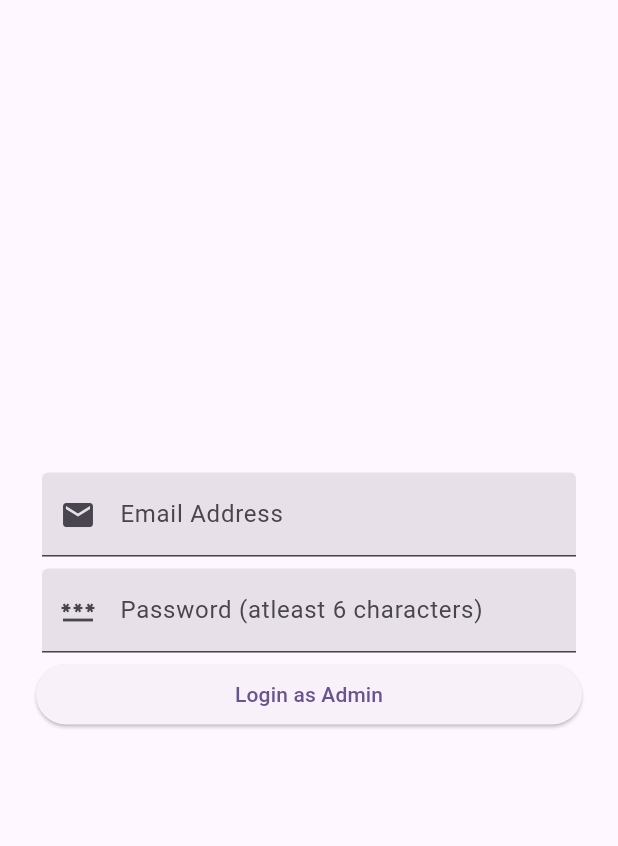
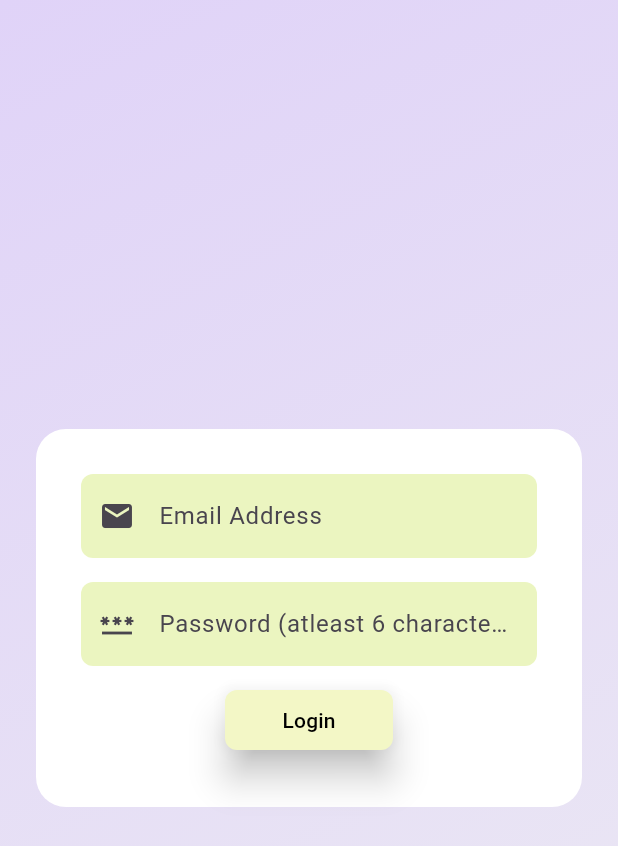
Before and after one commit to atik1312/home_finder, a Flutter app: the screen it shows after launch, on a phone screen of 412 x 824 dp. Shown: the top 846 px of the screen. Run offline on Flutter 3.47's test engine with Material 3 defaults, Android fonts, the phone set to English and light mode, and no system bars; our stand-ins replace firebase_auth, firebase_core, flutter_easyloading, go_router; accounts and stored records are empty.

Commit message:
log in page update

```diff
--- a/lib/pages/login.dart
+++ b/lib/pages/login.dart
@@ -27,22 +27,64 @@ class _LoginPageState extends State<LoginPage> {
   @override
   Widget build(BuildContext context) {
     return Scaffold(
-      body: Center(
+      body: Container(
+        decoration: BoxDecoration(
+          gradient: LinearGradient(
+            colors: [const Color.fromARGB(255, 224, 211, 248),const Color.fromARGB(255, 236, 234, 243)],
+            begin: Alignment.topLeft,
+            end: Alignment.bottomRight
+          )
+        ),
+        child: Center(
+          child: Container(
+            width: double.infinity,
+            padding: const EdgeInsets.all(16.0),
+            margin: const EdgeInsets.all(24.0),
+            decoration: BoxDecoration(
+              color: Colors.white,
+              borderRadius: BorderRadius.circular(20.0)
+            ),
             child: Form(
               key: _formKey,
               child:ListView(
-            padding: const EdgeInsets.all(24.0),
+                padding: const EdgeInsets.all(10.0),
                 shrinkWrap: true,
                 children: [
+                  // Row(
+                  //   mainAxisAlignment: MainAxisAlignment.spaceEvenly,
+                  //   children:  [
+                  //     Container(
+                  //       padding: const EdgeInsets.all(10),
+                  //       decoration: BoxDecoration(
+                  //         color: const Color.fromARGB(255, 235, 245, 192),
+                  //         borderRadius: BorderRadius.circular(8.0)
+                  //       ),
+                  //       child: Text("Admin ",style: TextStyle(fontSize: 24,fontWeight: FontWeight.bold)),
+                  //     ),
+                  //     Container(
+                  //       padding: const EdgeInsets.all(10),
+                  //       decoration: BoxDecoration(
+                  //         color: const Color.fromARGB(255, 235, 245, 192),
+                  //         borderRadius: BorderRadius.circular(8.0)
+                  //       ),
+                  //       child: Text("User ",style: TextStyle(fontSize: 24,fontWeight: FontWeight.bold)),
+                  //     ),
+                  //   ],
+                  // ),
                   Padding(
                     padding: const EdgeInsets.all(4.0),
                     child: TextFormField(
                       controller: _emailController,
                       keyboardType:TextInputType.emailAddress ,
                       decoration: InputDecoration(
+                        prefixIcon: const Icon(Icons.email),
+                        hintText: "Email Address",
                         filled: true,
-                    prefixIcon: const Icon(Icons.email),
-                    labelText: "Email Address"
+                        fillColor: const Color.fromARGB(255, 235, 245, 192),
+                        border: OutlineInputBorder(
+                          borderSide: BorderSide.none,
+                          borderRadius: BorderRadius.circular(8.0)
+                        )
                       ),
                       validator: (value) {
                         if(value==null|| value.isEmpty){
@@ -52,6 +94,7 @@ class _LoginPageState extends State<LoginPage> {
                       },
                     ),
                   ),
+                  SizedBox(height: 8.0,),
                   Padding(
                     padding: const EdgeInsets.all(4.0),
                     child: TextFormField(
@@ -60,7 +103,12 @@ class _LoginPageState extends State<LoginPage> {
                       decoration: InputDecoration(
                         filled: true,
                         prefixIcon: const Icon(Icons.password),
-                    labelText: "Password (atleast 6 characters)"
+                        hintText: "Password (atleast 6 characters)",
+                         fillColor: const Color.fromARGB(255, 235, 245, 192),
+                        border: OutlineInputBorder(
+                          borderSide: BorderSide.none,
+                          borderRadius: BorderRadius.circular(8.0)
+                        )
                       ),
                       validator: (value) {
                         if(value==null|| value.isEmpty||value.length<6){
@@ -70,11 +118,25 @@ class _LoginPageState extends State<LoginPage> {
                       },
                     ),
                   ),
-              ElevatedButton(onPressed: _authenticate
-              , child: Text("Login as Admin")),
-              Text(_errMsg,style: TextStyle(fontSize: 18,color: Colors.red),)
+                  SizedBox(height: 8.0,),
+                  Padding(padding: EdgeInsets.symmetric(horizontal: 100),
+                  child: ElevatedButton(onPressed: _authenticate,
+                    style: ElevatedButton.styleFrom(
+                      backgroundColor: const Color.fromARGB(255, 243, 247, 198),
+                      foregroundColor: Colors.black,
+                      elevation: 10,
+                      shape: RoundedRectangleBorder(
+                        borderRadius: BorderRadius.circular(8.0)
+                      )
+                    ),
+                    child: Text("Login")),
+                  ),
+                  SizedBox(height: 8.0,),
+                  _errMsg.isNotEmpty? Text(_errMsg,style: TextStyle(fontSize: 18,color: Colors.red),):SizedBox.shrink()
                 ],
               )
+              ),
+          ),
         ),
       ),
     );
```
Lines whose indentation alone changed are shown as unchanged.
